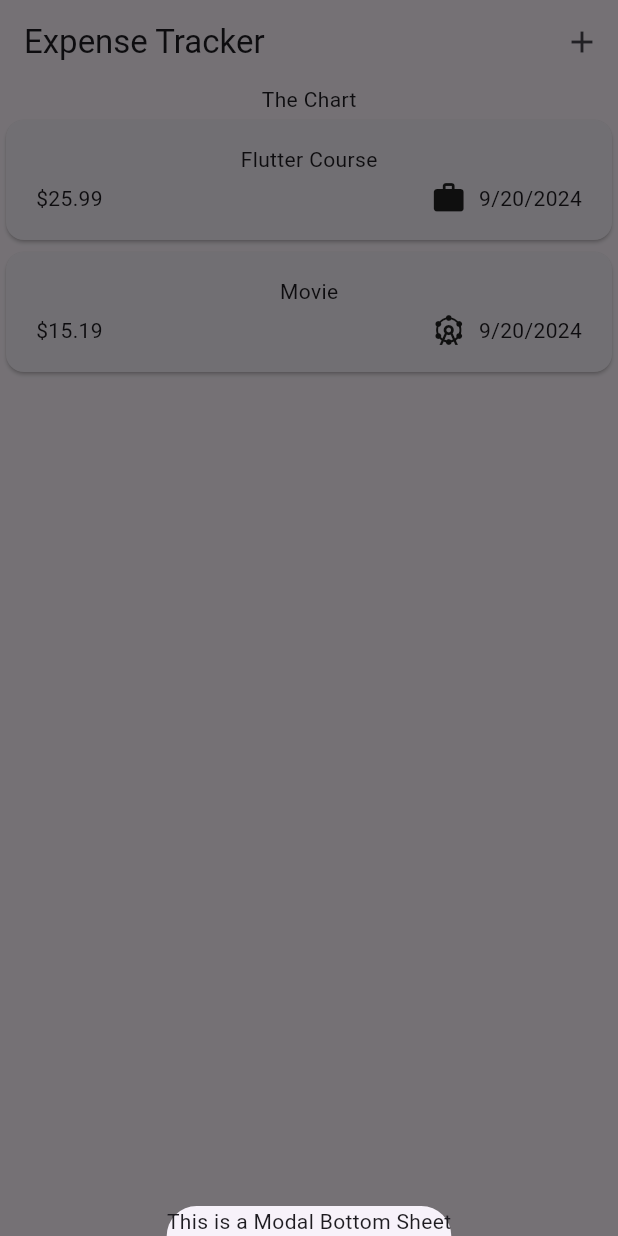
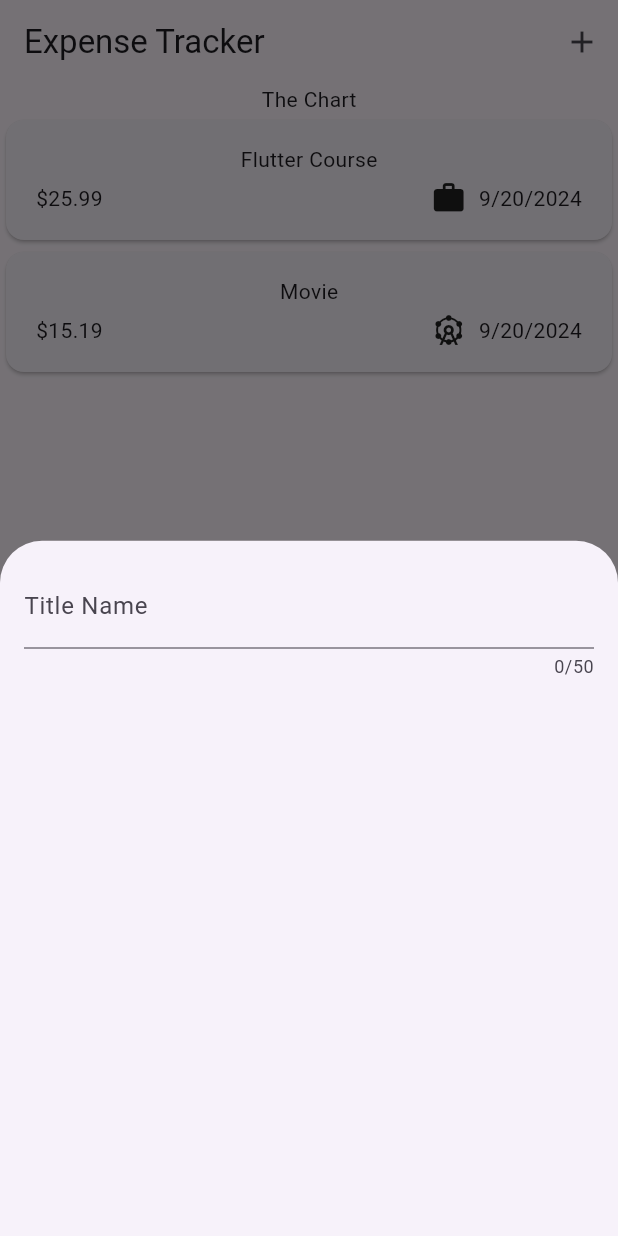
Before and after one commit to Mithilesh2600/First_App, a Flutter app: the screen it shows after launch, after a tap on the "add" icon, on a phone screen of 412 x 824 dp. Run offline on Flutter 3.47's test engine with Material 3 defaults, Android fonts, the phone set to English and light mode, and no system bars.

Commit message:
modified:   expense_app/lib/expenses.dart 	new file:   expense_app/lib/new_expense.dart

```diff
--- a/expense_app/lib/expenses.dart
+++ b/expense_app/lib/expenses.dart
@@ -1,3 +1,4 @@
+import 'package:expense_app/new_expense.dart';
 import 'package:expense_app/widgets/expense_list.dart';
 import 'package:flutter/material.dart';
 import 'package:expense_app/models/expense.dart';
@@ -29,7 +30,7 @@ class _ExpensesState extends State<Expenses> {
   void _openDialogOverlay() {
     showModalBottomSheet(
       context: context,
-      builder: (ctx) => const Text("This is a Modal Bottom Sheet"),
+      builder: (ctx) => const NewExpense(),
     );
   }
 
--- /dev/null
+++ b/expense_app/lib/new_expense.dart
@@ -0,0 +1,29 @@
+import 'package:flutter/material.dart';
+
+class NewExpense extends StatefulWidget {
+  const NewExpense({super.key});
+
+  @override
+  State<NewExpense> createState() {
+    return _NewExpenseState();
+  }
+}
+
+class _NewExpenseState extends State<NewExpense> {
+  @override
+  Widget build(BuildContext context) {
+    return const Padding(
+      padding: EdgeInsets.all(16.0),
+      child: Column(
+        children: [
+          TextField(
+            maxLength: 50,
+            decoration: InputDecoration(
+              label: Text("Title Name"),
+            ),
+          )
+        ],
+      ),
+    );
+  }
+}
```
